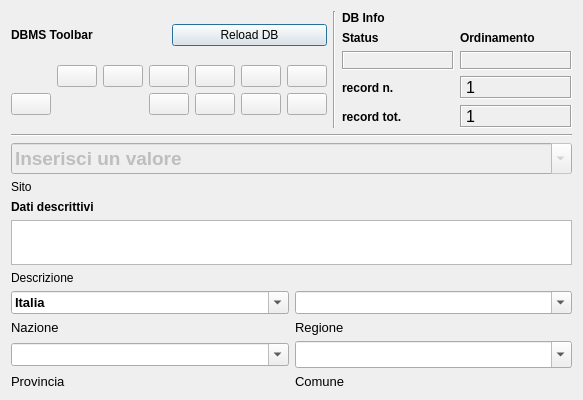
mandoluca/pyarchinit_beta_test, file pyarchinit/modules/gui/pyarchinit_Site_ui.ui: the form before one commit.
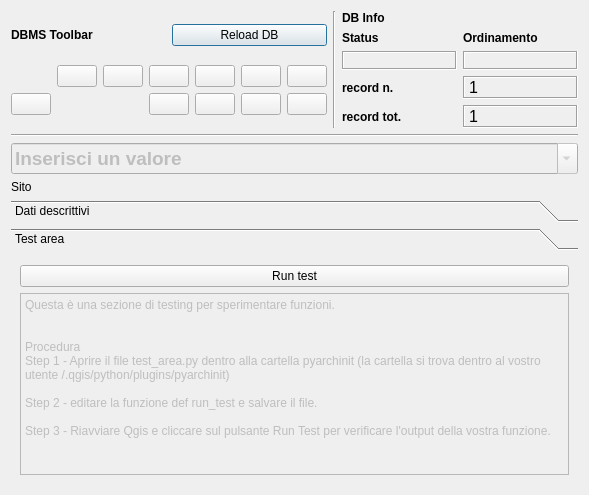
The form after the commit. The open tabs and pages were chosen to show the change. Icons and pictures are not drawn.

Patch:
```diff
--- a/pyarchinit/modules/gui/pyarchinit_Site_ui.ui
+++ b/pyarchinit/modules/gui/pyarchinit_Site_ui.ui
@@ -6,8 +6,8 @@
    <rect>
     <x>0</x>
     <y>0</y>
-    <width>583</width>
-    <height>400</height>
+    <width>589</width>
+    <height>495</height>
    </rect>
   </property>
   <property name="minimumSize">
@@ -541,11 +541,25 @@
          </property>
         </widget>
        </item>
-      </layout>
-     </item>
-    </layout>
-   </item>
-   <item row="1" column="0">
+       <item>
+        <widget class="QToolBox" name="toolBox">
+         <property name="currentIndex">
+          <number>0</number>
+         </property>
+         <widget class="QWidget" name="page">
+          <property name="geometry">
+           <rect>
+            <x>0</x>
+            <y>0</y>
+            <width>567</width>
+            <height>229</height>
+           </rect>
+          </property>
+          <attribute name="label">
+           <string>Dati descrittivi</string>
+          </attribute>
+          <layout class="QGridLayout" name="gridLayout_8">
+           <item row="0" column="0">
     <layout class="QVBoxLayout" name="verticalLayout_3">
      <item>
       <widget class="QLabel" name="label_13">
@@ -590,7 +604,7 @@
      </item>
     </layout>
    </item>
-   <item row="2" column="0">
+           <item row="1" column="0">
     <layout class="QGridLayout" name="gridLayout_6">
      <item row="0" column="0">
       <widget class="QComboBox" name="comboBox_nazione">
@@ -705,6 +719,54 @@
    </item>
   </layout>
  </widget>
+         <widget class="QWidget" name="page_2">
+          <property name="geometry">
+           <rect>
+            <x>0</x>
+            <y>0</y>
+            <width>567</width>
+            <height>229</height>
+           </rect>
+          </property>
+          <attribute name="label">
+           <string>Test area</string>
+          </attribute>
+          <layout class="QGridLayout" name="gridLayout_9">
+           <item row="0" column="0">
+            <widget class="QPushButton" name="pushButton_test">
+             <property name="text">
+              <string>Run test</string>
+             </property>
+            </widget>
+           </item>
+           <item row="1" column="0">
+            <widget class="QPlainTextEdit" name="plainTextEdit">
+             <property name="enabled">
+              <bool>false</bool>
+             </property>
+             <property name="plainText">
+              <string>Questa è una sezione di testing per sperimentare funzioni.
+
+
+Procedura
+Step 1 - Aprire il file test_area.py dentro alla cartella pyarchinit (la cartella si trova dentro al vostro utente /.qgis/python/plugins/pyarchinit)
+
+Step 2 - editare la funzione def run_test e salvare il file.
+
+Step 3 - Riavviare Qgis e cliccare sul pulsante Run Test per verificare l'output della vostra funzione.</string>
+             </property>
+            </widget>
+           </item>
+          </layout>
+         </widget>
+        </widget>
+       </item>
+      </layout>
+     </item>
+    </layout>
+   </item>
+  </layout>
+ </widget>
  <resources>
   <include location="../../../../../../Desktop/resources.qrc"/>
  </resources>
```
Left out of the diff: 30 changed lines with no effect on the pictures. Lines whose indentation alone changed are shown as unchanged.
